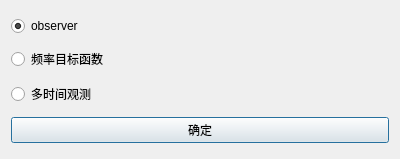
The window that src/SmartContorl/DialogTargetSelect.ui (BeQuiet1228/FreeCAD) describes before a commit, drawn with Qt 5.
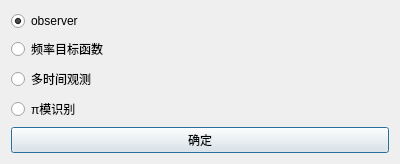
The same window after the commit.

```diff
--- a/src/SmartContorl/DialogTargetSelect.ui
+++ b/src/SmartContorl/DialogTargetSelect.ui
@@ -44,6 +44,16 @@
      </property>
     </widget>
    </item>
+   <item>
+     <widget class="QRadioButton" name="radioButton_4">
+       <property name="text">
+         <string>π模识别</string>
+       </property>
+       <property name="checked">
+         <bool>false</bool>
+       </property>
+     </widget>
+   </item>
    <item>
     <widget class="QPushButton" name="pushButtonOk">
      <property name="text">
```
